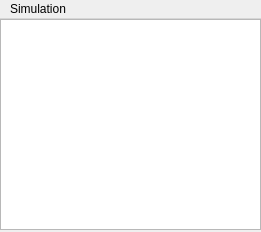
The window that metro.ui (mirelon/vlaciky) describes before a commit, drawn with Qt 5.
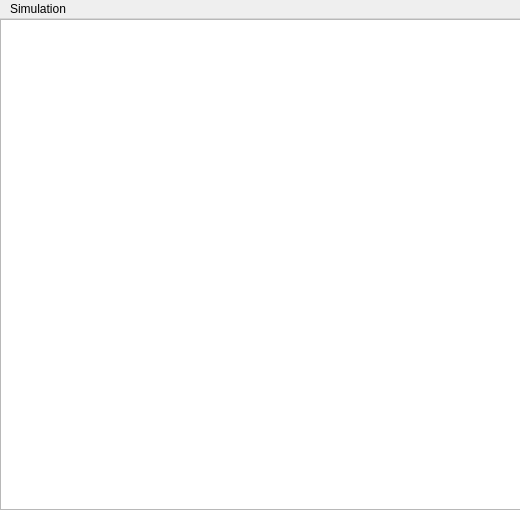
The same window after the commit.

What changed in the file:
```diff
--- a/metro.ui
+++ b/metro.ui
@@ -6,8 +6,8 @@
    <rect>
     <x>0</x>
     <y>0</y>
-    <width>261</width>
-    <height>232</height>
+    <width>520</width>
+    <height>510</height>
    </rect>
   </property>
   <property name="windowTitle">
@@ -19,8 +19,8 @@
      <rect>
       <x>0</x>
       <y>0</y>
-      <width>261</width>
-      <height>211</height>
+      <width>521</width>
+      <height>491</height>
      </rect>
     </property>
    </widget>
@@ -30,7 +30,7 @@
     <rect>
      <x>0</x>
      <y>0</y>
-     <width>261</width>
+     <width>520</width>
      <height>21</height>
     </rect>
    </property>
```
